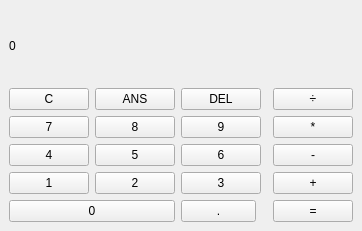
This is calculator.ui in Velocity9013/Qt-Calculator as Qt 5 draws it before an edit. The edited form follows.
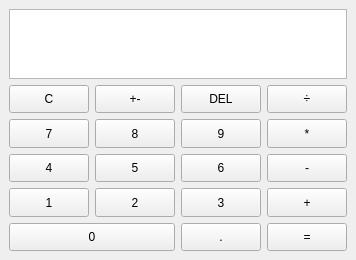
This is the edited form.

Diff of the .ui file:
```diff
--- a/calculator.ui
+++ b/calculator.ui
@@ -6,128 +6,153 @@
    <rect>
     <x>0</x>
     <y>0</y>
-    <width>342</width>
-    <height>231</height>
+    <width>336</width>
+    <height>260</height>
    </rect>
   </property>
   <property name="windowTitle">
    <string>Calculator</string>
   </property>
   <widget class="QWidget" name="centralwidget">
-   <layout class="QGridLayout" name="gridLayout_2">
-    <item row="4" column="0">
-     <widget class="QPushButton" name="pushButton_1">
-      <property name="text">
-       <string>1</string>
+   <layout class="QGridLayout" name="gridLayout_2" rowstretch="2,1,1,1,1,1" columnstretch="1,1,1,1">
+    <item row="5" column="0" colspan="2">
+     <widget class="QPushButton" name="pushButton_0">
+      <property name="sizePolicy">
+       <sizepolicy hsizetype="Minimum" vsizetype="Minimum">
+        <horstretch>0</horstretch>
+        <verstretch>0</verstretch>
+       </sizepolicy>
       </property>
-     </widget>
-    </item>
-    <item row="0" column="0" colspan="5">
-     <widget class="QLabel" name="label">
       <property name="text">
        <string>0</string>
       </property>
      </widget>
     </item>
-    <item row="5" column="2">
-     <widget class="QPushButton" name="pushButton_decimal">
-      <property name="maximumSize">
-       <size>
-        <width>75</width>
-        <height>16777215</height>
-       </size>
+    <item row="2" column="3">
+     <widget class="QPushButton" name="pushButton_times">
+      <property name="sizePolicy">
+       <sizepolicy hsizetype="Minimum" vsizetype="Minimum">
+        <horstretch>0</horstretch>
+        <verstretch>0</verstretch>
+       </sizepolicy>
       </property>
       <property name="text">
-       <string>.</string>
-      </property>
-     </widget>
-    </item>
-    <item row="5" column="4">
-     <widget class="QPushButton" name="pushButton_equal">
-      <property name="text">
-       <string>=</string>
+       <string>*</string>
       </property>
      </widget>
     </item>
     <item row="1" column="1">
      <widget class="QPushButton" name="pushButton_plusminus">
-      <property name="text">
-       <string>ANS</string>
+      <property name="sizePolicy">
+       <sizepolicy hsizetype="Minimum" vsizetype="Minimum">
+        <horstretch>0</horstretch>
+        <verstretch>0</verstretch>
+       </sizepolicy>
       </property>
-     </widget>
-    </item>
-    <item row="1" column="0">
-     <widget class="QPushButton" name="pushButton_clear">
       <property name="text">
-       <string>C</string>
-      </property>
-     </widget>
-    </item>
-    <item row="2" column="0">
-     <widget class="QPushButton" name="pushButton_7">
-      <property name="text">
-       <string>7</string>
+       <string>+-</string>
       </property>
      </widget>
     </item>
     <item row="4" column="2">
      <widget class="QPushButton" name="pushButton_3">
+      <property name="sizePolicy">
+       <sizepolicy hsizetype="Minimum" vsizetype="Minimum">
+        <horstretch>0</horstretch>
+        <verstretch>0</verstretch>
+       </sizepolicy>
+      </property>
       <property name="text">
        <string>3</string>
       </property>
      </widget>
     </item>
+    <item row="4" column="3">
+     <widget class="QPushButton" name="pushButton_add">
+      <property name="sizePolicy">
+       <sizepolicy hsizetype="Minimum" vsizetype="Minimum">
+        <horstretch>0</horstretch>
+        <verstretch>0</verstretch>
+       </sizepolicy>
+      </property>
+      <property name="text">
+       <string>+</string>
+      </property>
+     </widget>
+    </item>
     <item row="2" column="1">
      <widget class="QPushButton" name="pushButton_8">
+      <property name="sizePolicy">
+       <sizepolicy hsizetype="Minimum" vsizetype="Minimum">
+        <horstretch>0</horstretch>
+        <verstretch>0</verstretch>
+       </sizepolicy>
+      </property>
       <property name="text">
        <string>8</string>
       </property>
      </widget>
     </item>
-    <item row="3" column="0">
-     <widget class="QPushButton" name="pushButton_4">
-      <property name="text">
-       <string>4</string>
+    <item row="1" column="2">
+     <widget class="QPushButton" name="pushButton_delete">
+      <property name="sizePolicy">
+       <sizepolicy hsizetype="Minimum" vsizetype="Minimum">
+        <horstretch>0</horstretch>
+        <verstretch>0</verstretch>
+       </sizepolicy>
       </property>
-     </widget>
-    </item>
-    <item row="4" column="1">
-     <widget class="QPushButton" name="pushButton_2">
       <property name="text">
-       <string>2</string>
+       <string>DEL</string>
       </property>
      </widget>
     </item>
-    <item row="3" column="2">
-     <widget class="QPushButton" name="pushButton_6">
-      <property name="text">
-       <string>6</string>
+    <item row="2" column="0">
+     <widget class="QPushButton" name="pushButton_7">
+      <property name="sizePolicy">
+       <sizepolicy hsizetype="Minimum" vsizetype="Minimum">
+        <horstretch>0</horstretch>
+        <verstretch>0</verstretch>
+       </sizepolicy>
       </property>
-     </widget>
-    </item>
-    <item row="5" column="0" colspan="2">
-     <widget class="QPushButton" name="pushButton_0">
       <property name="text">
-       <string>0</string>
+       <string>7</string>
       </property>
      </widget>
     </item>
-    <item row="4" column="4">
-     <widget class="QPushButton" name="pushButton_add">
+    <item row="1" column="3">
+     <widget class="QPushButton" name="pushButton_divide">
+      <property name="sizePolicy">
+       <sizepolicy hsizetype="Minimum" vsizetype="Minimum">
+        <horstretch>0</horstretch>
+        <verstretch>0</verstretch>
+       </sizepolicy>
+      </property>
       <property name="text">
-       <string>+</string>
+       <string>÷</string>
       </property>
      </widget>
     </item>
-    <item row="2" column="4">
-     <widget class="QPushButton" name="pushButton_times">
+    <item row="5" column="3">
+     <widget class="QPushButton" name="pushButton_equal">
+      <property name="sizePolicy">
+       <sizepolicy hsizetype="Minimum" vsizetype="Minimum">
+        <horstretch>0</horstretch>
+        <verstretch>0</verstretch>
+       </sizepolicy>
+      </property>
       <property name="text">
-       <string>*</string>
+       <string>=</string>
       </property>
      </widget>
     </item>
     <item row="2" column="2">
      <widget class="QPushButton" name="pushButton_9">
+      <property name="sizePolicy">
+       <sizepolicy hsizetype="Minimum" vsizetype="Minimum">
+        <horstretch>0</horstretch>
+        <verstretch>0</verstretch>
+       </sizepolicy>
+      </property>
       <property name="text">
        <string>9</string>
       </property>
@@ -135,44 +160,118 @@
     </item>
     <item row="3" column="1">
      <widget class="QPushButton" name="pushButton_5">
+      <property name="sizePolicy">
+       <sizepolicy hsizetype="Minimum" vsizetype="Minimum">
+        <horstretch>0</horstretch>
+        <verstretch>0</verstretch>
+       </sizepolicy>
+      </property>
       <property name="text">
        <string>5</string>
       </property>
      </widget>
     </item>
-    <item row="3" column="4">
+    <item row="5" column="2">
+     <widget class="QPushButton" name="pushButton_decimal">
+      <property name="sizePolicy">
+       <sizepolicy hsizetype="Minimum" vsizetype="Minimum">
+        <horstretch>0</horstretch>
+        <verstretch>0</verstretch>
+       </sizepolicy>
+      </property>
+      <property name="maximumSize">
+       <size>
+        <width>16777215</width>
+        <height>16777215</height>
+       </size>
+      </property>
+      <property name="text">
+       <string>.</string>
+      </property>
+     </widget>
+    </item>
+    <item row="1" column="0">
+     <widget class="QPushButton" name="pushButton_clear">
+      <property name="sizePolicy">
+       <sizepolicy hsizetype="Minimum" vsizetype="Minimum">
+        <horstretch>0</horstretch>
+        <verstretch>0</verstretch>
+       </sizepolicy>
+      </property>
+      <property name="text">
+       <string>C</string>
+      </property>
+     </widget>
+    </item>
+    <item row="3" column="3">
      <widget class="QPushButton" name="pushButton_subtract">
+      <property name="sizePolicy">
+       <sizepolicy hsizetype="Minimum" vsizetype="Minimum">
+        <horstretch>0</horstretch>
+        <verstretch>0</verstretch>
+       </sizepolicy>
+      </property>
       <property name="text">
        <string>-</string>
       </property>
      </widget>
     </item>
-    <item row="1" column="4">
-     <widget class="QPushButton" name="pushButton_divide">
+    <item row="3" column="0">
+     <widget class="QPushButton" name="pushButton_4">
+      <property name="sizePolicy">
+       <sizepolicy hsizetype="Minimum" vsizetype="Minimum">
+        <horstretch>0</horstretch>
+        <verstretch>0</verstretch>
+       </sizepolicy>
+      </property>
       <property name="text">
-       <string>÷</string>
+       <string>4</string>
       </property>
      </widget>
     </item>
-    <item row="1" column="2">
-     <widget class="QPushButton" name="pushButton_delete">
+    <item row="4" column="0">
+     <widget class="QPushButton" name="pushButton_1">
+      <property name="sizePolicy">
+       <sizepolicy hsizetype="Minimum" vsizetype="Minimum">
+        <horstretch>0</horstretch>
+        <verstretch>0</verstretch>
+       </sizepolicy>
+      </property>
       <property name="text">
-       <string>DEL</string>
+       <string>1</string>
       </property>
      </widget>
     </item>
+    <item row="3" column="2">
+     <widget class="QPushButton" name="pushButton_6">
+      <property name="sizePolicy">
+       <sizepolicy hsizetype="Minimum" vsizetype="Minimum">
+        <horstretch>0</horstretch>
+        <verstretch>0</verstretch>
+       </sizepolicy>
+      </property>
+      <property name="text">
+       <string>6</string>
+      </property>
+     </widget>
+    </item>
+    <item row="4" column="1">
+     <widget class="QPushButton" name="pushButton_2">
+      <property name="sizePolicy">
+       <sizepolicy hsizetype="Minimum" vsizetype="Minimum">
+        <horstretch>0</horstretch>
+        <verstretch>0</verstretch>
+       </sizepolicy>
+      </property>
+      <property name="text">
+       <string>2</string>
+      </property>
+     </widget>
+    </item>
+    <item row="0" column="0" colspan="4">
+     <widget class="QTextBrowser" name="textDisplay"/>
+    </item>
    </layout>
-   <widget class="QWidget" name="gridLayoutWidget">
-    <property name="geometry">
-     <rect>
-      <x>9</x>
-      <y>9</y>
-      <width>261</width>
-      <height>2</height>
-     </rect>
-    </property>
-    <layout class="QGridLayout" name="gridLayout"/>
-   </widget>
   </widget>
  </widget>
  <resources/>
```
